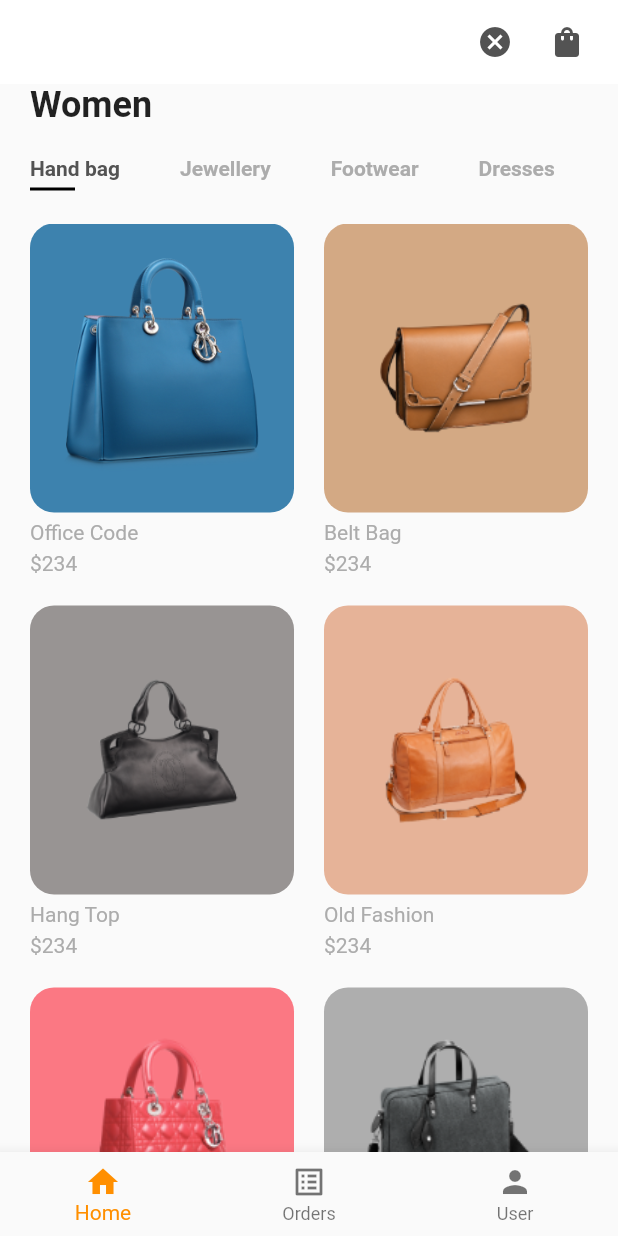
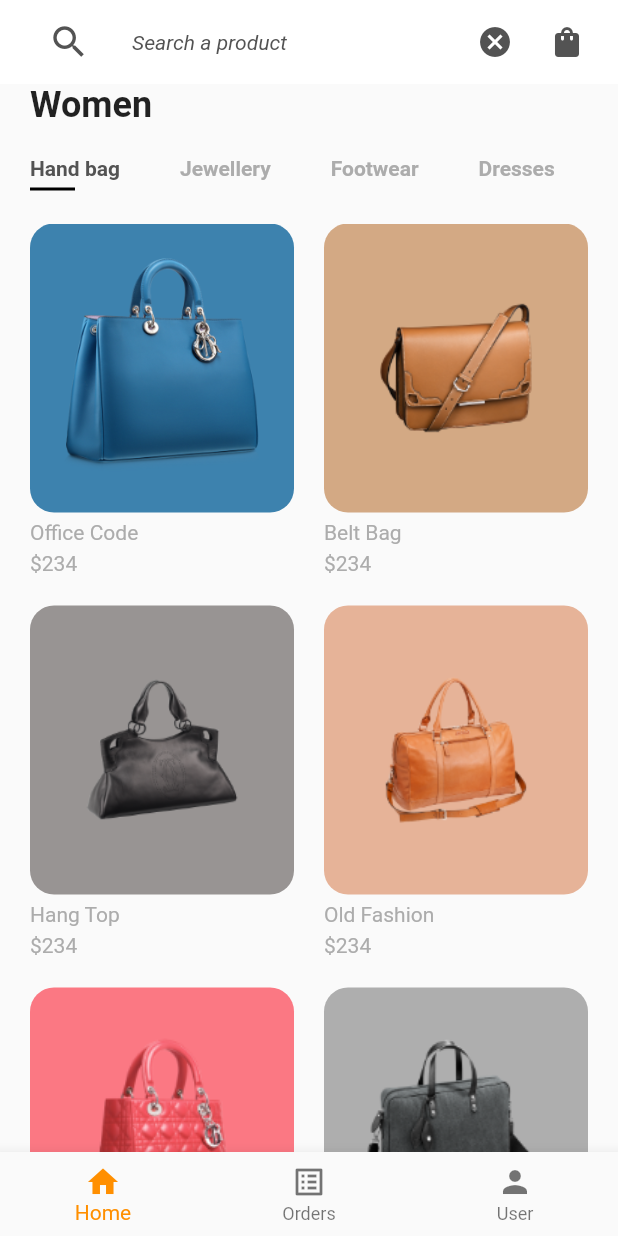
Before and after one commit to faith1321/hybrid_gift_recommender, a Flutter app: the screen it shows once a user with an empty profile is signed in, after a tap on the "search" icon, on a phone screen of 412 x 824 dp. Run offline on Flutter 3.47's test engine with Material 2 defaults, Android fonts, the phone set to English and light mode, and no system bars; our stand-ins replace cloud_firestore, firebase_auth, firebase_core, google_fonts; missing offline and left inert: tflite_flutter; accounts and stored records are empty.

Commit message:
Search text field working

```diff
--- a/lib/src/pages.dart
+++ b/lib/src/pages.dart
@@ -82,11 +82,7 @@ class _PagesState extends State<Pages> {
     return AppBar(
       backgroundColor: Colors.white,
       elevation: 0,
-      leading: IconButton(
-        icon: const Icon(Icons.arrow_back_ios_new_rounded),
-        color: Colors.white,
-        onPressed: () {},
-      ),
+      title: customSearchBar,
       actions: <Widget>[
         IconButton(
           onPressed: () {
@@ -104,10 +100,10 @@ class _PagesState extends State<Pages> {
                   ),
                   title: TextField(
                     decoration: InputDecoration(
-                      hintText: "Type in a product...",
+                      hintText: "Search a product",
                       hintStyle: TextStyle(
                         color: kTextColor,
-                        fontSize: 18,
+                        fontSize: 14,
                         fontStyle: FontStyle.italic,
                       ),
                       border: InputBorder.none,
```
Also changed, not shown: lib/screens/home/details/details_screen.dart (+5 -4 lines).
